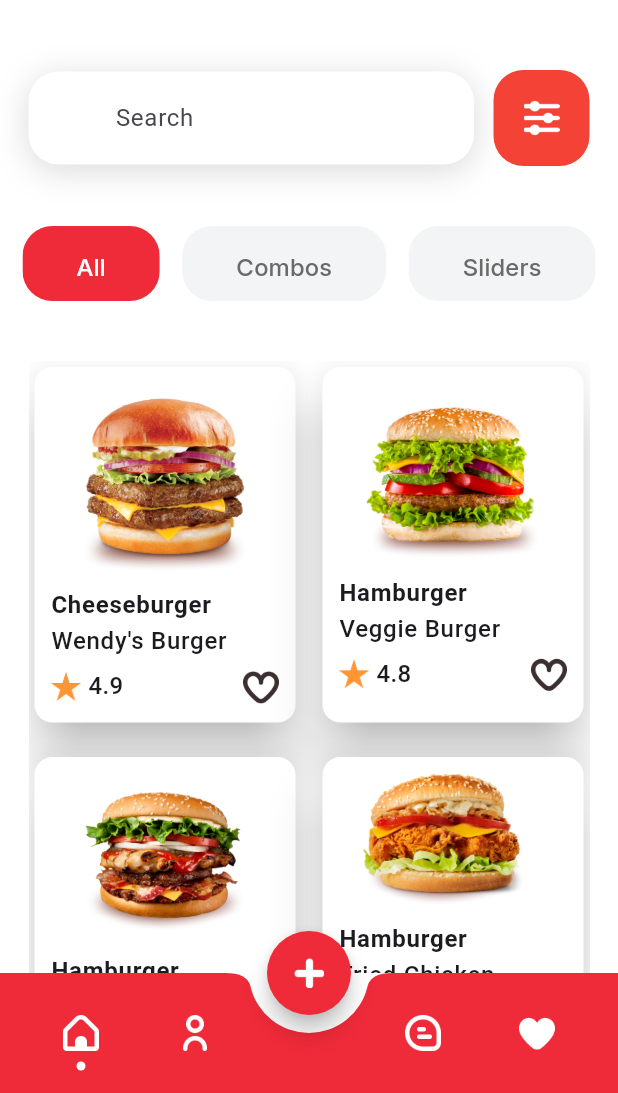
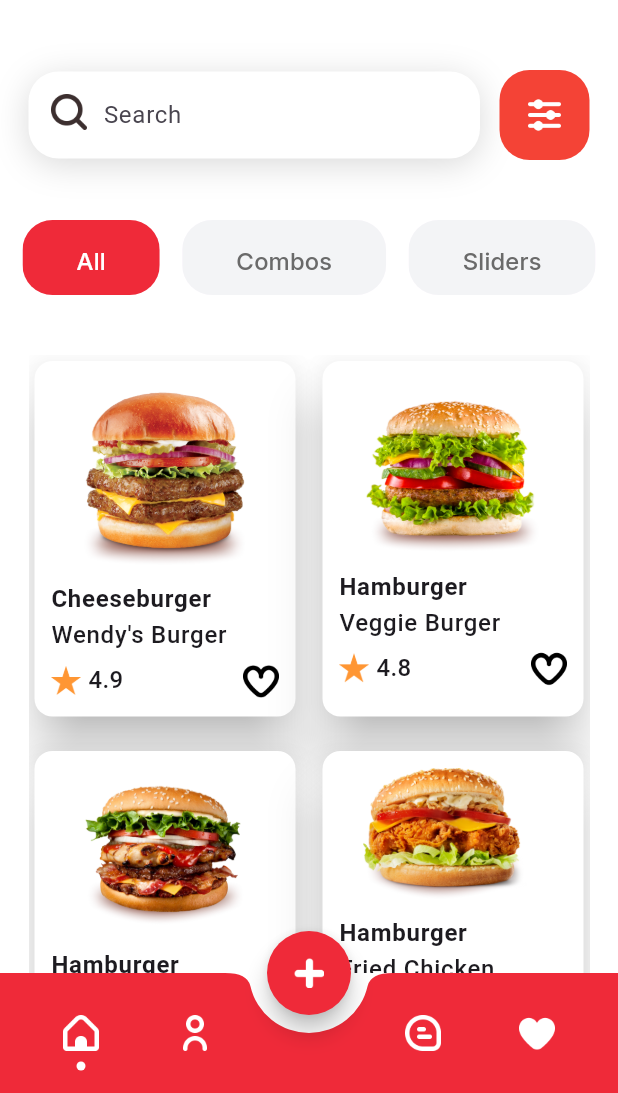
Before and after one commit to sotvoldiyew/food_app, a Flutter app: the screen it shows after launch, on a phone screen of 412 x 824 dp, the part 143-1236 px from its top. Run offline on Flutter 3.47's test engine with Material 3 defaults, Android fonts, the phone set to English and light mode, and no system bars.

Commit message:
Made some upgrades

```diff
--- a/lib/screens/home/home_screen.dart
+++ b/lib/screens/home/home_screen.dart
@@ -30,6 +30,7 @@ class _HomeScreenState extends State<HomeScreen> {
   Widget build(BuildContext context) {
     return Scaffold(
       backgroundColor: Colors.white,
+      resizeToAvoidBottomInset: false,
       body: Column(
         children: [
           Padding(
@@ -86,28 +87,30 @@ class _HomeScreenState extends State<HomeScreen> {
                         ),
                       ],
                     ),
-                    child: const Padding(
-                      padding: EdgeInsets.symmetric(
-                        horizontal: 20,
-                        vertical: 7,
+                    child: const Stack(
+                      children: [
+                        Padding(
+                          padding: EdgeInsets.only(
+                            left: 50,
+                            top: 5,
+                            bottom: 5,
                           ),
                           child: TextField(
                             decoration: InputDecoration(
                               border: InputBorder.none,
                               hintText: "Search",
-                          prefixIconColor: Colors.black,
-                          prefix: Row(
-                            mainAxisSize: MainAxisSize.min,
-                            children: [
-                              Image(
-                                width: 18,
-                                image: AssetImage(AppIcons.search),
-                              ),
-                              SizedBox(width: 20),
-                            ],
                             ),
                           ),
                         ),
+                        Positioned(
+                          left: 15,
+                          top: 15,
+                          child: Image(
+                            width: 24,
+                            image: AssetImage(AppIcons.search),
+                          ),
+                        ),
+                      ],
                     ),
                   ),
                 ),
@@ -125,9 +128,9 @@ class _HomeScreenState extends State<HomeScreen> {
                   ),
                   onPressed: () {},
                   icon: const Padding(
-                    padding: EdgeInsets.all(12.0),
+                    padding: EdgeInsets.all(11.0),
                     child: Image(
-                      width: 24,
+                      width: 22,
                       image: AssetImage(AppIcons.settingsSlider),
                     ),
                   ),
--- a/lib/screens/home/widgets/my_card.dart
+++ b/lib/screens/home/widgets/my_card.dart
@@ -1,18 +1,26 @@
 import 'package:flutter/material.dart';
 import 'package:food_app/style/app_icons.dart';
 
-class MyCard extends StatelessWidget {
-  const MyCard(
-      {super.key,
-      required this.image,
-      required this.name,
-      required this.rating,
-      required this.name2});
+class MyCard extends StatefulWidget {
+  const MyCard({
+    super.key,
+    required this.image,
+    required this.name,
+    required this.rating,
+    required this.name2,
+  });
 
   final String image;
   final String name;
   final String name2;
   final String rating;
+
+  @override
+  State<MyCard> createState() => _MyCardState();
+}
+
+class _MyCardState extends State<MyCard> {
+  bool liked = false;
 
   @override
   Widget build(BuildContext context) {
@@ -28,18 +36,18 @@ class MyCard extends StatelessWidget {
             Center(
               child: Image(
                 width: 120,
-                image: AssetImage(image),
+                image: AssetImage(widget.image),
               ),
             ),
             const SizedBox(height: 10),
             Text(
-              name,
+              widget.name,
               style: Theme.of(context).textTheme.bodyLarge?.copyWith(
                     fontWeight: FontWeight.w600,
                   ),
             ),
             Text(
-              name2,
+              widget.name2,
               style: Theme.of(context).textTheme.bodyLarge?.copyWith(
                     fontWeight: FontWeight.w500,
                   ),
@@ -56,15 +64,24 @@ class MyCard extends StatelessWidget {
                     ),
                     const SizedBox(width: 5),
                     Text(
-                      rating,
+                      widget.rating,
                       style: Theme.of(context).textTheme.titleMedium,
                     ),
                   ],
                 ),
                 const Expanded(child: SizedBox()),
-                const Image(
-                  width: 24,
-                  image: AssetImage(AppIcons.heart),
+                InkWell(
+                  onTap: (){
+                    setState(() {
+                      liked = !liked;
+                    });
+                  },
+                  overlayColor: WidgetStateColor.transparent,
+                  child: Image(
+                    width: 24,
+                    color: liked ? const Color(0xffef2a39) : Colors.black,
+                    image: liked ? const AssetImage(AppIcons.heartFilled) : const AssetImage(AppIcons.heart),
+                  ),
                 ),
               ],
             ),
```
Lines whose indentation alone changed are shown as unchanged.
